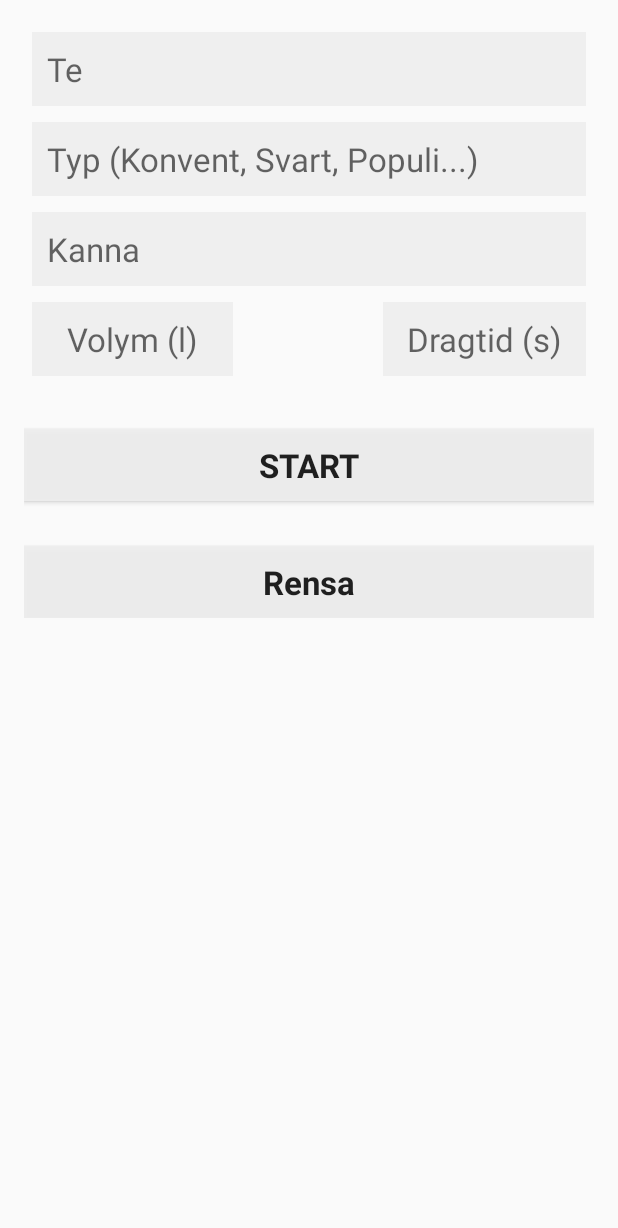
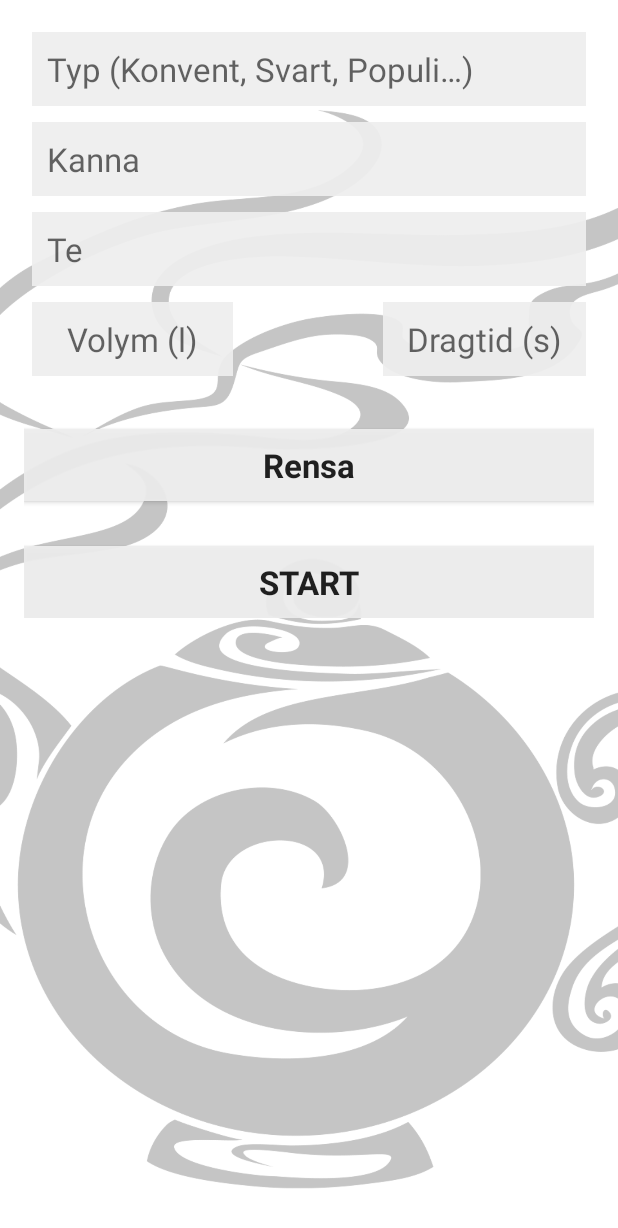
Before and after one commit to JensCarlberg/TeaTimer, an Android app: the layout fragment_form.xml on its own in the app's theme, with its tools: preview values and no code run, on a phone screen of 412 x 824 dp. Shown: the top 1228 px of the screen. Run offline under Robolectric (Android 15) with nearby library versions, the phone set to English and light mode, and no system bars.

Commit message:
Update to use current Android Studio, Gradle. Added background image on form page that doesn't show for sime reasin.

```diff
--- a/app/src/main/res/layout/fragment_form.xml
+++ b/app/src/main/res/layout/fragment_form.xml
@@ -1,5 +1,15 @@
-<ScrollView xmlns:android="http://schemas.android.com/apk/res/android"
-    xmlns:tools="http://schemas.android.com/tools"
+<RelativeLayout android:layout_width="match_parent"
+    android:layout_height="match_parent"
+    xmlns:android="http://schemas.android.com/apk/res/android">
+
+    <ImageView
+        android:layout_width="match_parent"
+        android:layout_height="match_parent"
+        android:scaleType="centerCrop"
+        android:src="@drawable/teapot_1920_faded"
+        android:contentDescription="@string/form_background_descrition" />
+
+    <ScrollView xmlns:tools="http://schemas.android.com/tools"
         android:layout_width="match_parent"
         android:layout_height="match_parent">
 
@@ -8,21 +18,11 @@
             android:layout_width="match_parent"
             android:layout_height="wrap_content"
             android:orientation="vertical"
+            android:paddingLeft="@dimen/activity_horizontal_margin"
+            android:paddingTop="@dimen/activity_vertical_margin"
+            android:paddingRight="@dimen/activity_horizontal_margin"
             android:paddingBottom="@dimen/activity_vertical_margin"
-        android:paddingLeft="@dimen/activity_horizontal_margin"
-        android:paddingRight="@dimen/activity_horizontal_margin"
-        android:paddingTop="@dimen/activity_vertical_margin"
             tools:context=".MainActivity$PlaceholderFragment">
-
-        <EditText
-            android:id="@+id/form_teaName"
-            android:layout_width="match_parent"
-            android:layout_height="wrap_content"
-            android:layout_margin="5dp"
-            android:background="#eeee"
-            android:hint="Te"
-            android:padding="10dp"
-            android:textAppearance="@android:style/TextAppearance.DeviceDefault.Large" />
 
             <EditText
                 android:id="@+id/form_teaType"
@@ -30,7 +30,8 @@
                 android:layout_height="wrap_content"
                 android:layout_margin="5dp"
                 android:background="#eeee"
-            android:hint="Typ (Konvent, Svart, Populi...)"
+                android:hint="@string/typ_te_exempel"
+                android:inputType="text"
                 android:padding="10dp"
                 android:textAppearance="@android:style/TextAppearance.DeviceDefault.Large" />
 
@@ -40,7 +41,19 @@
                 android:layout_height="wrap_content"
                 android:layout_margin="5dp"
                 android:background="#eeee"
-            android:hint="Kanna"
+                android:hint="@string/kanna"
+                android:inputType="text"
+                android:padding="10dp"
+                android:textAppearance="@android:style/TextAppearance.DeviceDefault.Large" />
+
+            <EditText
+                android:id="@+id/form_teaName"
+                android:layout_width="match_parent"
+                android:layout_height="wrap_content"
+                android:layout_margin="5dp"
+                android:background="#eeee"
+                android:hint="@string/te_namn_exempel"
+                android:inputType="text"
                 android:padding="10dp"
                 android:textAppearance="@android:style/TextAppearance.DeviceDefault.Large" />
 
@@ -58,7 +71,7 @@
                     android:layout_weight="0.3"
                     android:background="#eeee"
                     android:gravity="center"
-                android:hint="Volym (l)"
+                    android:hint="@string/volym_hint"
                     android:inputType="numberDecimal"
                     android:nextFocusForward="@+id/form_teaSoakTime"
                     android:padding="10dp"
@@ -77,12 +90,22 @@
                     android:layout_weight="0.3"
                     android:background="#eeee"
                     android:gravity="center"
-                android:hint="Dragtid (s)"
+                    android:hint="@string/dragtid_hint"
                     android:inputType="number"
                     android:padding="10dp"
                     android:textAppearance="@android:style/TextAppearance.DeviceDefault.Large" />
+            </LinearLayout>
 
-        </LinearLayout>
+            <Button
+                android:id="@+id/form_teaClear"
+                android:layout_width="match_parent"
+                android:layout_height="wrap_content"
+                android:layout_marginTop="30dp"
+                android:background="#eeee"
+                android:onClick="clearForm"
+                android:text="@string/rensa"
+                android:textAppearance="@android:style/TextAppearance.DeviceDefault.Large"
+                android:textStyle="bold" />
 
             <Button
                 android:id="@+id/form_teaStart"
@@ -91,20 +114,9 @@
                 android:layout_marginTop="30dp"
                 android:background="#eeee"
                 android:onClick="addTeaTimer"
-            android:text="START"
+                android:text="@string/start"
                 android:textAppearance="@android:style/TextAppearance.DeviceDefault.Large"
                 android:textStyle="bold" />
-
-        <Button
-            android:id="@+id/form_teaClear"
-            android:layout_width="match_parent"
-            android:layout_height="wrap_content"
-            android:layout_marginTop="30dp"
-            android:background="#eeee"
-            android:onClick="clearForm"
-            android:text="Rensa"
-            android:textAppearance="@android:style/TextAppearance.DeviceDefault.Large"
-            android:textStyle="bold" />
-
         </LinearLayout>
     </ScrollView>
+</RelativeLayout>
--- a/app/src/main/res/values/strings.xml
+++ b/app/src/main/res/values/strings.xml
@@ -2,4 +2,12 @@
     <string name="app_name">TeaTimer</string>
     <string name="action_settings">Settings</string>
     <string name="section_format">Hello World from section: %1$d</string>
+    <string name="kanna">Kanna</string>
+    <string name="te_namn_exempel">Te</string>
+    <string name="typ_te_exempel">Typ (Konvent, Svart, Populi…)</string>
+    <string name="volym_hint">Volym (l)</string>
+    <string name="dragtid_hint">Dragtid (s)</string>
+    <string name="rensa">Rensa</string>
+    <string name="start">START</string>
+    <string name="form_background_descrition">Background Tebaren teapot</string>
 </resources>
--- a/build.gradle
+++ b/build.gradle
@@ -6,7 +6,7 @@ buildscript {
         jcenter()
     }
     dependencies {
-        classpath 'com.android.tools.build:gradle:3.3.1'
+        classpath 'com.android.tools.build:gradle:3.6.1'
 
         // NOTE: Do not place your application dependencies here; they belong
         // in the individual module build.gradle files
```
Also changed, not shown: app/src/main/AndroidManifest.xml (+5 -3 lines), app/src/main/java/se/liu/it/jens/teatimer/MainActivity.java (+17 -14 lines), app/src/main/res/drawable/teapot_1920_faded.png (added), gradle/wrapper/gradle-wrapper.properties. Lines whose indentation alone changed are shown as unchanged.
